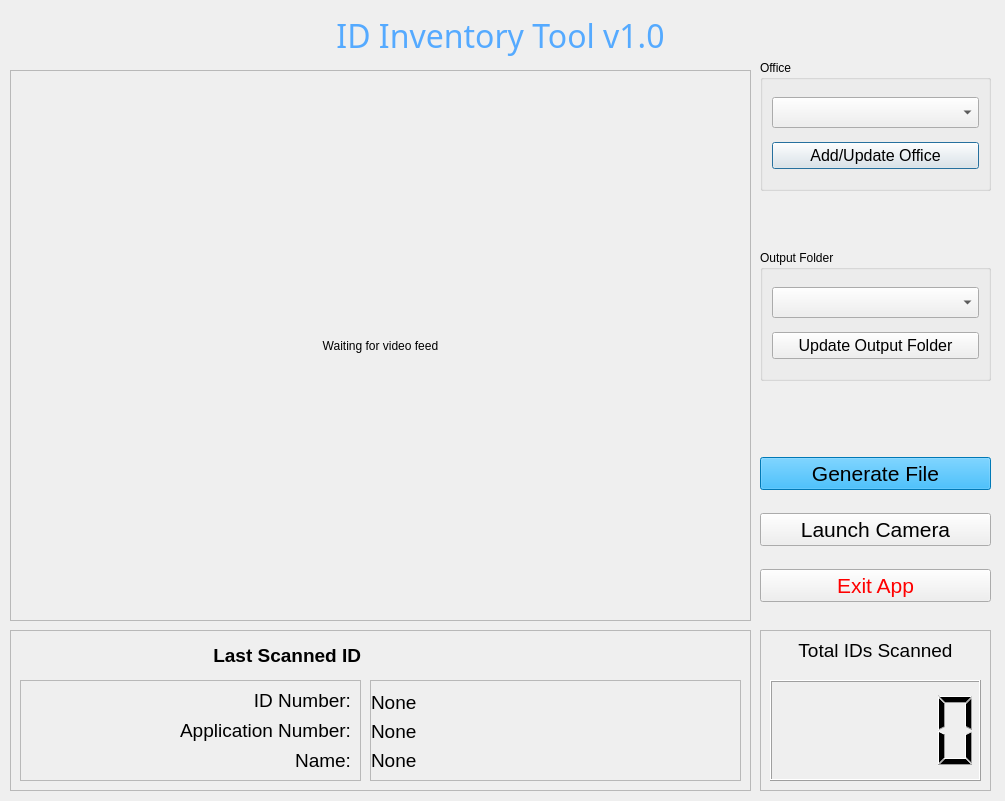
First picture: the form in main_window.ui, repository abiatarfestus/qrc_reader, before the edit.
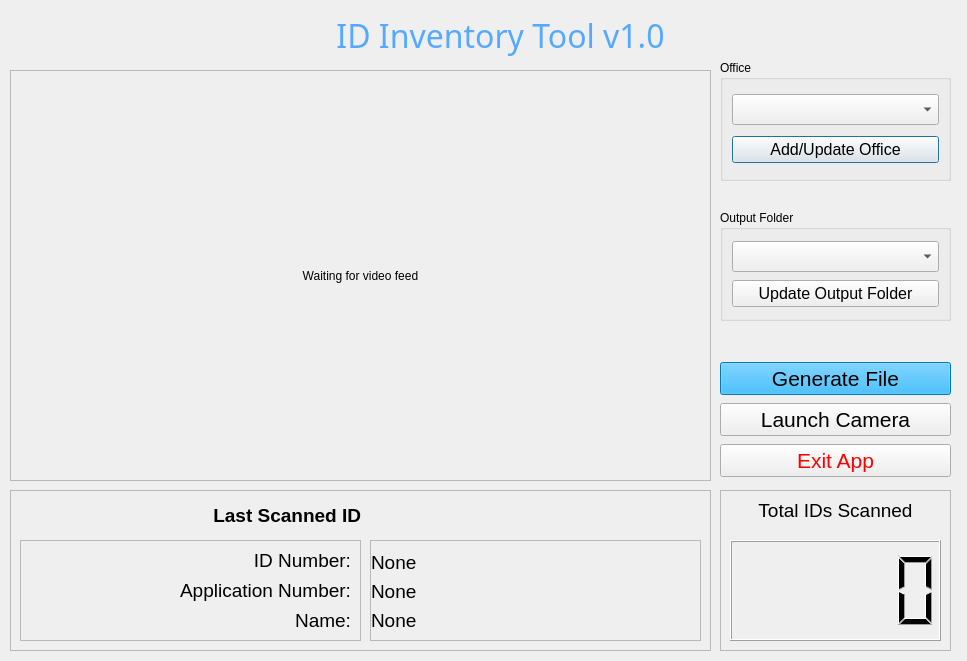
Second picture: the form after the edit.

Patch:
```diff
--- a/main_window.ui
+++ b/main_window.ui
@@ -6,8 +6,8 @@
    <rect>
     <x>0</x>
     <y>0</y>
-    <width>1005</width>
-    <height>801</height>
+    <width>967</width>
+    <height>661</height>
    </rect>
   </property>
   <property name="windowTitle">
@@ -43,8 +43,8 @@
     <rect>
      <x>10</x>
      <y>70</y>
-     <width>741</width>
-     <height>551</height>
+     <width>701</width>
+     <height>411</height>
     </rect>
    </property>
    <property name="frameShape">
@@ -53,15 +53,9 @@
    <property name="frameShadow">
     <enum>QFrame::Raised</enum>
    </property>
+   <layout class="QGridLayout" name="gridLayout_2">
+    <item row="0" column="0">
    <widget class="QLabel" name="lbl_video_feed">
-    <property name="geometry">
-     <rect>
-      <x>10</x>
-      <y>10</y>
-      <width>721</width>
-      <height>531</height>
-     </rect>
-    </property>
     <property name="text">
      <string>Waiting for video feed</string>
     </property>
@@ -69,13 +63,15 @@
      <set>Qt::AlignCenter</set>
     </property>
    </widget>
+    </item>
+   </layout>
   </widget>
   <widget class="QFrame" name="frame_4">
    <property name="geometry">
     <rect>
      <x>10</x>
-     <y>630</y>
-     <width>741</width>
+     <y>490</y>
+     <width>701</width>
      <height>161</height>
     </rect>
    </property>
@@ -113,7 +109,7 @@
      <rect>
       <x>360</x>
       <y>50</y>
-      <width>371</width>
+      <width>331</width>
       <height>101</height>
      </rect>
     </property>
@@ -264,10 +260,10 @@
   <widget class="QGroupBox" name="groupBox_3">
    <property name="geometry">
     <rect>
-     <x>760</x>
+     <x>720</x>
      <y>60</y>
      <width>231</width>
-     <height>131</height>
+     <height>121</height>
     </rect>
    </property>
    <property name="title">
@@ -306,10 +302,10 @@
   <widget class="QGroupBox" name="groupBox_4">
    <property name="geometry">
     <rect>
-     <x>760</x>
-     <y>250</y>
+     <x>720</x>
+     <y>210</y>
      <width>231</width>
-     <height>131</height>
+     <height>111</height>
     </rect>
    </property>
    <property name="title">
@@ -348,8 +344,8 @@
   <widget class="QFrame" name="frame_3">
    <property name="geometry">
     <rect>
-     <x>760</x>
-     <y>630</y>
+     <x>720</x>
+     <y>490</y>
      <width>231</width>
      <height>161</height>
     </rect>
@@ -402,10 +398,10 @@
   <widget class="QWidget" name="layoutWidget">
    <property name="geometry">
     <rect>
-     <x>760</x>
-     <y>440</y>
+     <x>720</x>
+     <y>360</y>
      <width>231</width>
-     <height>181</height>
+     <height>121</height>
     </rect>
    </property>
    <layout class="QGridLayout" name="gridLayout">
```
Lines whose indentation alone changed are shown as unchanged.
